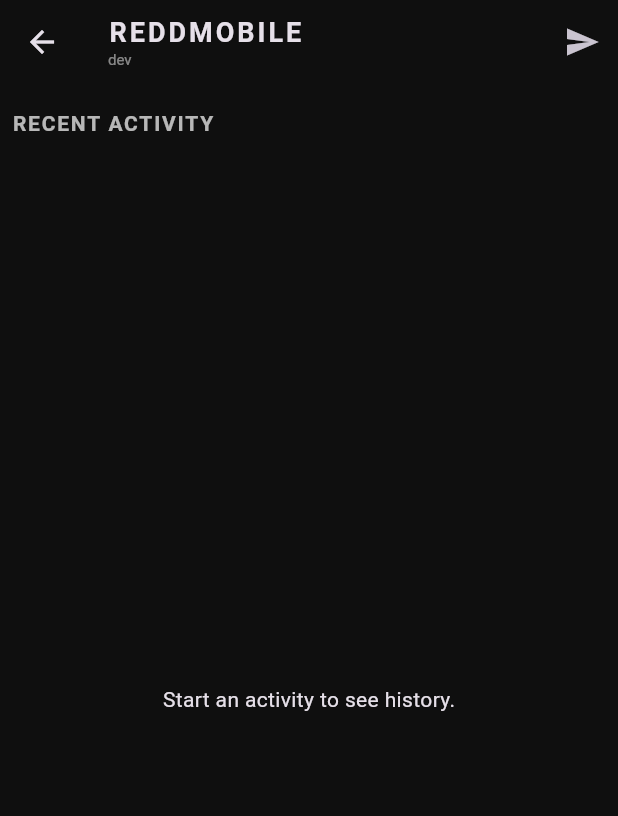
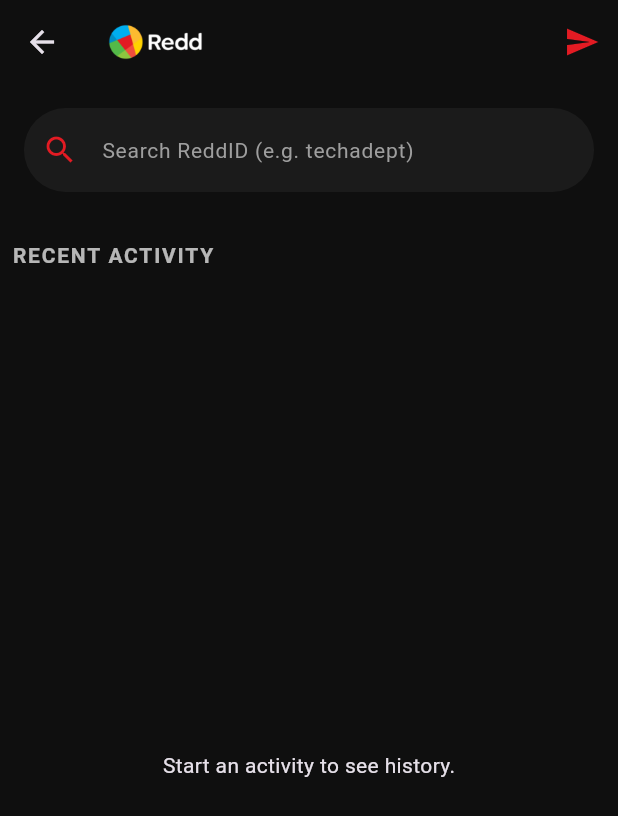
Before and after one commit to TechAdeptRDD/ReddMobile, a Flutter app: the DashboardScreen screen opened by its route, on a phone screen of 412 x 824 dp. Shown: the top 816 px of the screen. Run offline on Flutter 3.47's test engine with Material 3 defaults, Android fonts, the phone set to English and light mode, and no system bars; our stand-ins replace flutter_bloc, flutter_secure_storage; missing offline and left inert: dart:ffi; accounts and stored records are empty.

Commit message:
feat: integrate native splash, search UI, and official Redd branding v0.1.7

```diff
--- a/flutter_app/lib/screens/dashboard_screen.dart
+++ b/flutter_app/lib/screens/dashboard_screen.dart
@@ -14,16 +14,10 @@ class DashboardScreen extends StatelessWidget {
       appBar: AppBar(
         backgroundColor: Colors.transparent,
         elevation: 0,
-        title: Column(
-          crossAxisAlignment: CrossAxisAlignment.start,
-          children: [
-            const Text("REDDMOBILE", style: TextStyle(fontWeight: FontWeight.bold, letterSpacing: 2, fontSize: 18)),
-            Text(appVersion, style: TextStyle(color: Colors.white.withOpacity(0.5), fontSize: 10)),
-          ],
-        ),
+        title: Image.asset('assets/branding/redd_logo_dark.png', height: 24),
         actions: [
           IconButton(
-            icon: const Icon(Icons.send),
+            icon: const Icon(Icons.send, color: Color(0xFFE31B23)),
             onPressed: () {
               showModalBottomSheet(
                 context: context,
@@ -35,7 +29,28 @@ class DashboardScreen extends StatelessWidget {
           ),
         ],
       ),
-      body: const ActivityFeed(),
+      body: Column(
+        children: [
+          // ReddID Search Bar
+          Padding(
+            padding: const EdgeInsets.all(16.0),
+            child: TextField(
+              decoration: InputDecoration(
+                hintText: "Search ReddID (e.g. techadept)",
+                prefixIcon: const Icon(Icons.search, color: Color(0xFFE31B23)),
+                filled: true,
+                fillColor: Colors.white.withOpacity(0.05),
+                border: OutlineInputBorder(borderRadius: BorderRadius.circular(30), borderSide: BorderSide.none),
+                hintStyle: const TextStyle(color: Colors.grey, fontSize: 14),
+              ),
+              onSubmitted: (value) {
+                ScaffoldMessenger.of(context).showSnackBar(SnackBar(content: Text("Searching for handle: $value...")));
+              },
+            ),
+          ),
+          const Expanded(child: ActivityFeed()),
+        ],
+      ),
     );
   }
 }
```
Also changed, not shown: flutter_app/lib/services/vault_crypto_service.dart (+5 -4 lines), flutter_app/pubspec.yaml (+8 -80 lines), 2 other files.
